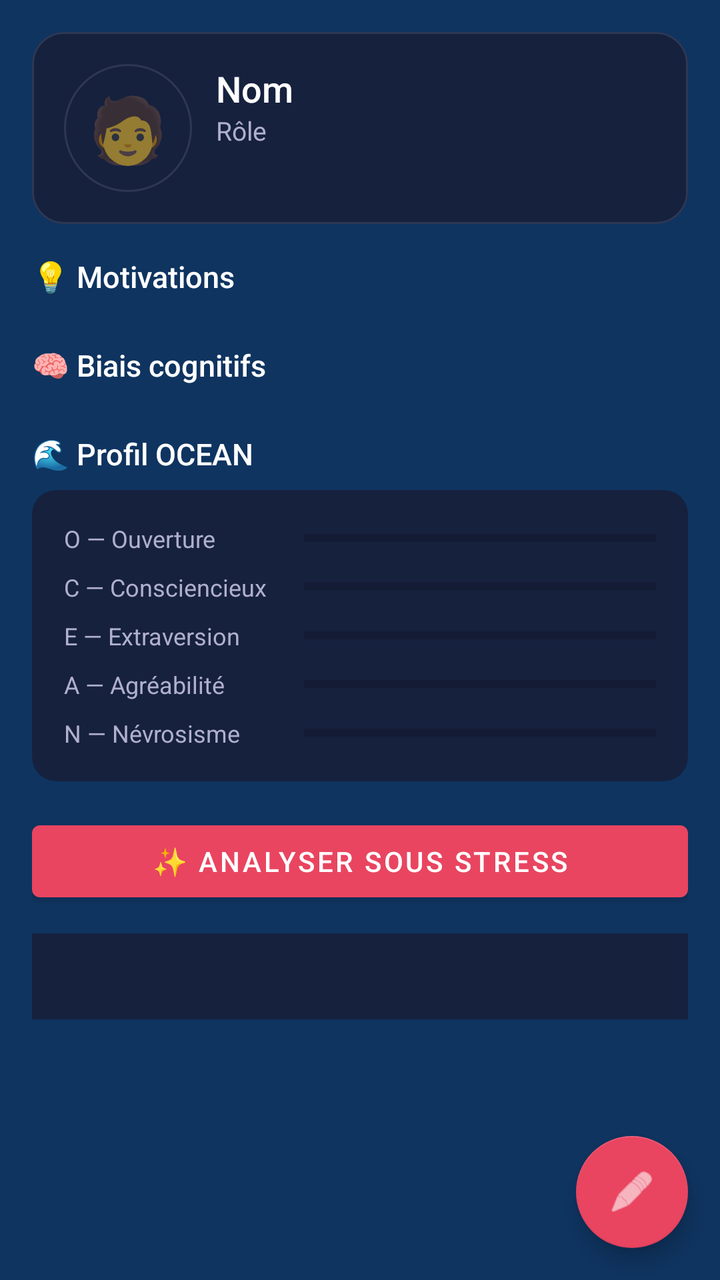
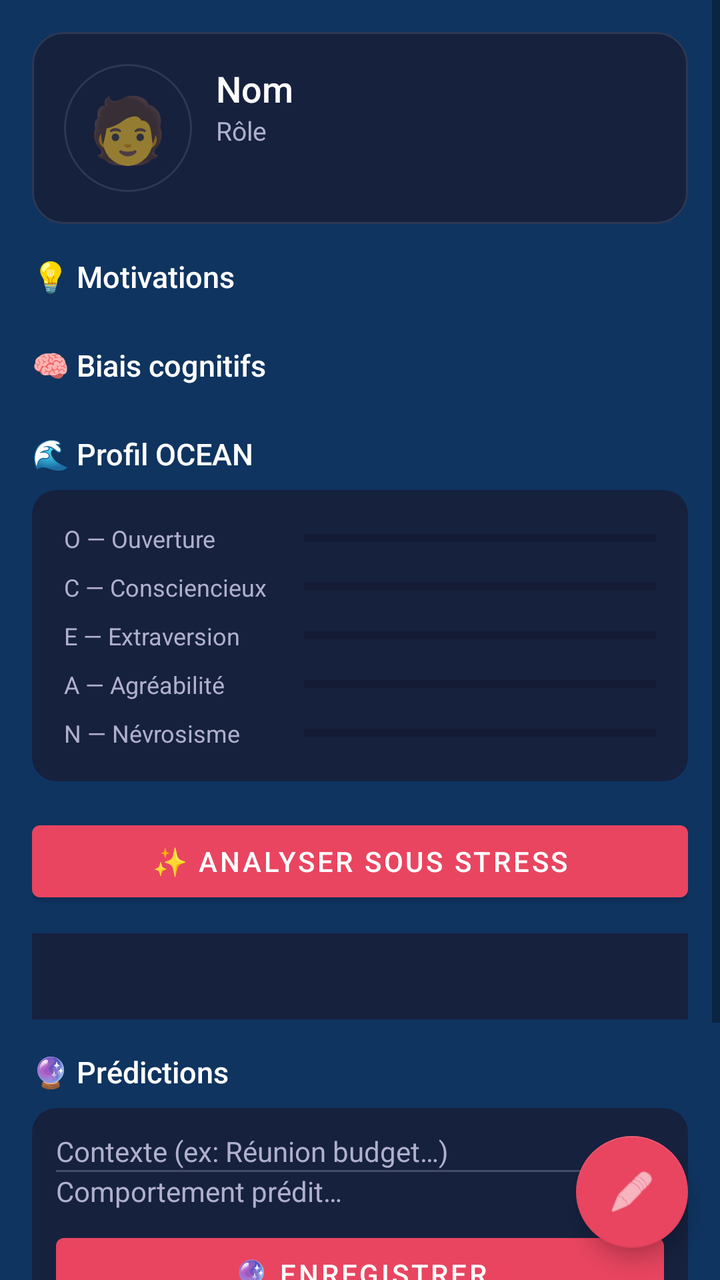

Screens rendered from an Android XML layout before and after an edit, with the pre-edit source and the edit as a unified diff.
<!-- AndroidManifest.xml: application theme Theme.PeopleModeler -->
<!-- res/layout/fragment_person_detail.xml -->
<?xml version="1.0" encoding="utf-8"?>
<androidx.coordinatorlayout.widget.CoordinatorLayout
    xmlns:android="http://schemas.android.com/apk/res/android"
    xmlns:app="http://schemas.android.com/apk/res-auto"
    android:layout_width="match_parent"
    android:layout_height="match_parent"
    android:background="@color/colorBackground">

    <ScrollView
        android:layout_width="match_parent"
        android:layout_height="match_parent"
        android:clipToPadding="false"
        android:paddingBottom="80dp">

        <LinearLayout
            android:layout_width="match_parent"
            android:layout_height="wrap_content"
            android:orientation="vertical"
            android:padding="16dp">

            
            <com.google.android.material.card.MaterialCardView
                android:layout_width="match_parent"
                android:layout_height="wrap_content"
                android:layout_marginBottom="16dp"
                app:cardBackgroundColor="@color/colorCardBackground"
                app:cardCornerRadius="16dp"
                app:cardElevation="0dp"
                app:strokeColor="#1AFFFFFF"
                app:strokeWidth="1dp">

                <LinearLayout
                    android:layout_width="match_parent"
                    android:layout_height="wrap_content"
                    android:orientation="horizontal"
                    android:padding="16dp">

                    <TextView
                        android:id="@+id/textPersonAvatar"
                        android:layout_width="64dp"
                        android:layout_height="64dp"
                        android:text="🧑"
                        android:textSize="32sp"
                        android:gravity="center"
                        android:background="@drawable/avatar_background"/>

                    <LinearLayout
                        android:layout_width="match_parent"
                        android:layout_height="wrap_content"
                        android:orientation="vertical"
                        android:layout_marginStart="12dp">

                        <TextView
                            android:id="@+id/textPersonName"
                            android:layout_width="wrap_content"
                            android:layout_height="wrap_content"
                            android:text="@string/person_detail_name"
                            android:textColor="@color/colorText"
                            android:textSize="18sp"
                            android:fontFamily="sans-serif-medium"/>

                        <TextView
                            android:id="@+id/textPersonRole"
                            android:layout_width="wrap_content"
                            android:layout_height="wrap_content"
                            android:text="@string/person_detail_role"
                            android:textColor="@color/colorTextSecondary"
                            android:textSize="13sp"/>

                        <com.google.android.material.chip.ChipGroup
                            android:id="@+id/chipGroupTags"
                            android:layout_width="match_parent"
                            android:layout_height="wrap_content"
                            android:layout_marginTop="4dp"/>

                    </LinearLayout>
                </LinearLayout>
            </com.google.android.material.card.MaterialCardView>

            
            <TextView
                android:layout_width="wrap_content"
                android:layout_height="wrap_content"
                android:text="@string/person_detail_motivations_header"
                android:textColor="@color/colorText"
                android:textSize="15sp"
                android:fontFamily="sans-serif-medium"
                android:layout_marginBottom="8dp"/>

            <LinearLayout
                android:id="@+id/listMotivations"
                android:layout_width="match_parent"
                android:layout_height="wrap_content"
                android:orientation="vertical"
                android:layout_marginBottom="16dp"/>

            
            <TextView
                android:layout_width="wrap_content"
                android:layout_height="wrap_content"
                android:text="@string/person_detail_biases_header"
                android:textColor="@color/colorText"
                android:textSize="15sp"
                android:fontFamily="sans-serif-medium"
                android:layout_marginBottom="8dp"/>

            <LinearLayout
                android:id="@+id/listBiases"
                android:layout_width="match_parent"
                android:layout_height="wrap_content"
                android:orientation="vertical"
                android:layout_marginBottom="16dp"/>

            
            <TextView
                android:layout_width="wrap_content"
                android:layout_height="wrap_content"
                android:text="@string/person_detail_ocean_header"
                android:textColor="@color/colorText"
                android:textSize="15sp"
                android:fontFamily="sans-serif-medium"
                android:layout_marginBottom="8dp"/>

            <com.google.android.material.card.MaterialCardView
                android:layout_width="match_parent"
                android:layout_height="wrap_content"
                android:layout_marginBottom="16dp"
                app:cardBackgroundColor="@color/colorCardBackground"
                app:cardCornerRadius="12dp"
                app:cardElevation="0dp">

                <LinearLayout
                    android:layout_width="match_parent"
                    android:layout_height="wrap_content"
                    android:orientation="vertical"
                    android:padding="16dp">

                    <LinearLayout android:layout_width="match_parent" android:layout_height="wrap_content" android:orientation="horizontal" android:layout_marginBottom="8dp">
                        <TextView android:layout_width="120dp" android:layout_height="wrap_content" android:text="@string/ocean_o" android:textColor="@color/colorTextSecondary" android:textSize="12sp"/>
                        <ProgressBar android:id="@+id/barO" style="@style/Widget.AppCompat.ProgressBar.Horizontal" android:layout_width="0dp" android:layout_height="6dp" android:layout_weight="1" android:layout_gravity="center_vertical" android:progressTint="@color/colorMotivation"/>
                    </LinearLayout>
                    <LinearLayout android:layout_width="match_parent" android:layout_height="wrap_content" android:orientation="horizontal" android:layout_marginBottom="8dp">
                        <TextView android:layout_width="120dp" android:layout_height="wrap_content" android:text="@string/ocean_c" android:textColor="@color/colorTextSecondary" android:textSize="12sp"/>
                        <ProgressBar android:id="@+id/barC" style="@style/Widget.AppCompat.ProgressBar.Horizontal" android:layout_width="0dp" android:layout_height="6dp" android:layout_weight="1" android:layout_gravity="center_vertical" android:progressTint="@color/colorMotivation"/>
                    </LinearLayout>
                    <LinearLayout android:layout_width="match_parent" android:layout_height="wrap_content" android:orientation="horizontal" android:layout_marginBottom="8dp">
                        <TextView android:layout_width="120dp" android:layout_height="wrap_content" android:text="@string/ocean_e" android:textColor="@color/colorTextSecondary" android:textSize="12sp"/>
                        <ProgressBar android:id="@+id/barE" style="@style/Widget.AppCompat.ProgressBar.Horizontal" android:layout_width="0dp" android:layout_height="6dp" android:layout_weight="1" android:layout_gravity="center_vertical" android:progressTint="@color/colorMotivation"/>
                    </LinearLayout>
                    <LinearLayout android:layout_width="match_parent" android:layout_height="wrap_content" android:orientation="horizontal" android:layout_marginBottom="8dp">
                        <TextView android:layout_width="120dp" android:layout_height="wrap_content" android:text="@string/ocean_a" android:textColor="@color/colorTextSecondary" android:textSize="12sp"/>
                        <ProgressBar android:id="@+id/barA" style="@style/Widget.AppCompat.ProgressBar.Horizontal" android:layout_width="0dp" android:layout_height="6dp" android:layout_weight="1" android:layout_gravity="center_vertical" android:progressTint="@color/colorMotivation"/>
                    </LinearLayout>
                    <LinearLayout android:layout_width="match_parent" android:layout_height="wrap_content" android:orientation="horizontal">
                        <TextView android:layout_width="120dp" android:layout_height="wrap_content" android:text="@string/ocean_n" android:textColor="@color/colorTextSecondary" android:textSize="12sp"/>
                        <ProgressBar android:id="@+id/barN" style="@style/Widget.AppCompat.ProgressBar.Horizontal" android:layout_width="0dp" android:layout_height="6dp" android:layout_weight="1" android:layout_gravity="center_vertical" android:progressTint="@color/colorBias"/>
                    </LinearLayout>

                </LinearLayout>
            </com.google.android.material.card.MaterialCardView>

            
            <com.google.android.material.button.MaterialButton
                android:id="@+id/btnShowInsight"
                android:layout_width="match_parent"
                android:layout_height="wrap_content"
                android:text="@string/person_detail_analyze_stress"
                android:layout_marginBottom="12dp"
                app:backgroundTint="@color/colorSecondary"/>

            <TextView
                android:id="@+id/textInsightOutput"
                android:layout_width="match_parent"
                android:layout_height="wrap_content"
                android:text=""
                android:textColor="@color/colorTextSecondary"
                android:textSize="14sp"
                android:padding="12dp"
                android:background="@color/colorCardBackground"
                android:lineSpacingMultiplier="1.5"/>

        </LinearLayout>
    </ScrollView>

    <com.google.android.material.floatingactionbutton.FloatingActionButton
        android:id="@+id/fabEdit"
        android:layout_width="wrap_content"
        android:layout_height="wrap_content"
        android:layout_gravity="bottom|end"
        android:layout_margin="16dp"
        android:src="@android:drawable/ic_menu_edit"
        app:backgroundTint="@color/colorSecondary"
        app:tint="@android:color/white"/>

</androidx.coordinatorlayout.widget.CoordinatorLayout>
<!-- resources referenced by this layout -->
<resources>
  <color name="colorBackground">#0F3460</color>
  <color name="colorBias">#E94560</color>
  <color name="colorCardBackground">#16213E</color>
  <color name="colorMotivation">#00D4AA</color>
  <color name="colorSecondary">#E94560</color>
  <color name="colorText">#FFFFFF</color>
  <color name="colorTextSecondary">#B0B0CC</color>
  <!-- drawable avatar_background (drawable) -->
  <?xml version="1.0" encoding="utf-8"?>
  <shape xmlns:android="http://schemas.android.com/apk/res/android"
      android:shape="oval">
      <solid android:color="@color/colorCardBackground" />
      <stroke android:width="1dp" android:color="#1AFFFFFF" />
  </shape>
  <string name="ocean_a">A — Agréabilité</string>
  <string name="ocean_c">C — Consciencieux</string>
  <string name="ocean_e">E — Extraversion</string>
  <string name="ocean_n">N — Névrosisme</string>
  <string name="ocean_o">O — Ouverture</string>
  <string name="person_detail_analyze_stress">✨ Analyser sous stress</string>
  <string name="person_detail_biases_header">🧠 Biais cognitifs</string>
  <string name="person_detail_motivations_header">💡 Motivations</string>
  <string name="person_detail_name">Nom</string>
  <string name="person_detail_ocean_header">🌊 Profil OCEAN</string>
  <string name="person_detail_role">Rôle</string>
  <style name="Theme.PeopleModeler" parent="Theme.MaterialComponents.DayNight.NoActionBar">
          <item name="colorPrimary">@color/colorPrimary</item>
          <item name="colorPrimaryVariant">@color/colorPrimaryVariant</item>
          <item name="colorOnPrimary">@color/colorOnPrimary</item>
          <item name="colorSecondary">@color/colorSecondary</item>
          <item name="colorOnSecondary">@color/colorOnSecondary</item>
          <item name="android:colorBackground">@color/colorBackground</item>
          <item name="colorSurface">@color/colorSurface</item>
          <item name="android:windowLightStatusBar">false</item>
          <item name="android:statusBarColor">@color/colorPrimary</item>
      </style>
  <color name="colorPrimary">#1A1A2E</color>
  <color name="colorPrimaryVariant">#16213E</color>
  <color name="colorOnPrimary">#FFFFFF</color>
  <color name="colorOnSecondary">#FFFFFF</color>
  <color name="colorSurface">#1A1A2E</color>
</resources>

<!-- the commit's change to res/layout/fragment_person_detail.xml (unified diff, before → after) -->
@@ -178,6 +178,76 @@
                 android:padding="12dp"
                 android:background="@color/colorCardBackground"
                 android:lineSpacingMultiplier="1.5"/>
+
+            
+            <TextView
+                android:layout_width="wrap_content"
+                android:layout_height="wrap_content"
+                android:text="@string/person_detail_predictions_header"
+                android:textColor="@color/colorText"
+                android:textSize="15sp"
+                android:fontFamily="sans-serif-medium"
+                android:layout_marginTop="16dp"
+                android:layout_marginBottom="8dp"/>
+
+            <com.google.android.material.card.MaterialCardView
+                android:layout_width="match_parent"
+                android:layout_height="wrap_content"
+                android:layout_marginBottom="12dp"
+                app:cardBackgroundColor="@color/colorCardBackground"
+                app:cardCornerRadius="12dp"
+                app:cardElevation="0dp">
+
+                <LinearLayout
+                    android:layout_width="match_parent"
+                    android:layout_height="wrap_content"
+                    android:orientation="vertical"
+                    android:padding="12dp">
+
+                    <EditText
+                        android:id="@+id/inputPredContext"
+                        android:layout_width="match_parent"
+                        android:layout_height="wrap_content"
+                        android:hint="@string/pred_context_hint"
+                        android:inputType="text"
+                        android:background="@null"
+                        android:textColor="@color/colorText"
+                        android:textColorHint="@color/colorTextSecondary"
+                        android:textSize="14sp"/>
+
+                    <View
+                        android:layout_width="match_parent"
+                        android:layout_height="1dp"
+                        android:background="@color/colorTextSecondary"
+                        android:alpha="0.3"/>
+
+                    <EditText
+                        android:id="@+id/inputPredOutcome"
+                        android:layout_width="match_parent"
+                        android:layout_height="wrap_content"
+                        android:hint="@string/pred_outcome_hint"
+                        android:inputType="text"
+                        android:background="@null"
+                        android:textColor="@color/colorText"
+                        android:textColorHint="@color/colorTextSecondary"
+                        android:textSize="14sp"/>
+
+                    <com.google.android.material.button.MaterialButton
+                        android:id="@+id/btnAddPrediction"
+                        android:layout_width="match_parent"
+                        android:layout_height="wrap_content"
+                        android:layout_marginTop="8dp"
+                        android:text="@string/pred_save"
+                        app:backgroundTint="@color/colorSecondary"/>
+
+                </LinearLayout>
+            </com.google.android.material.card.MaterialCardView>
+
+            <LinearLayout
+                android:id="@+id/listPredictions"
+                android:layout_width="match_parent"
+                android:layout_height="wrap_content"
+                android:orientation="vertical"/>
 
         </LinearLayout>
     </ScrollView>
<!-- resource entries referenced after the edit -->
@@ -24,7 +24,11 @@
   <string name="person_detail_motivations_header">💡 Motivations</string>
   <string name="person_detail_name">Nom</string>
   <string name="person_detail_ocean_header">🌊 Profil OCEAN</string>
+  <string name="person_detail_predictions_header">🔮 Prédictions</string>
   <string name="person_detail_role">Rôle</string>
+  <string name="pred_context_hint">Contexte (ex: Réunion budget…)</string>
+  <string name="pred_outcome_hint">Comportement prédit…</string>
+  <string name="pred_save">🔮 Enregistrer</string>
   <style name="Theme.PeopleModeler" parent="Theme.MaterialComponents.DayNight.NoActionBar">
           <item name="colorPrimary">@color/colorPrimary</item>
           <item name="colorPrimaryVariant">@color/colorPrimaryVariant</item>
